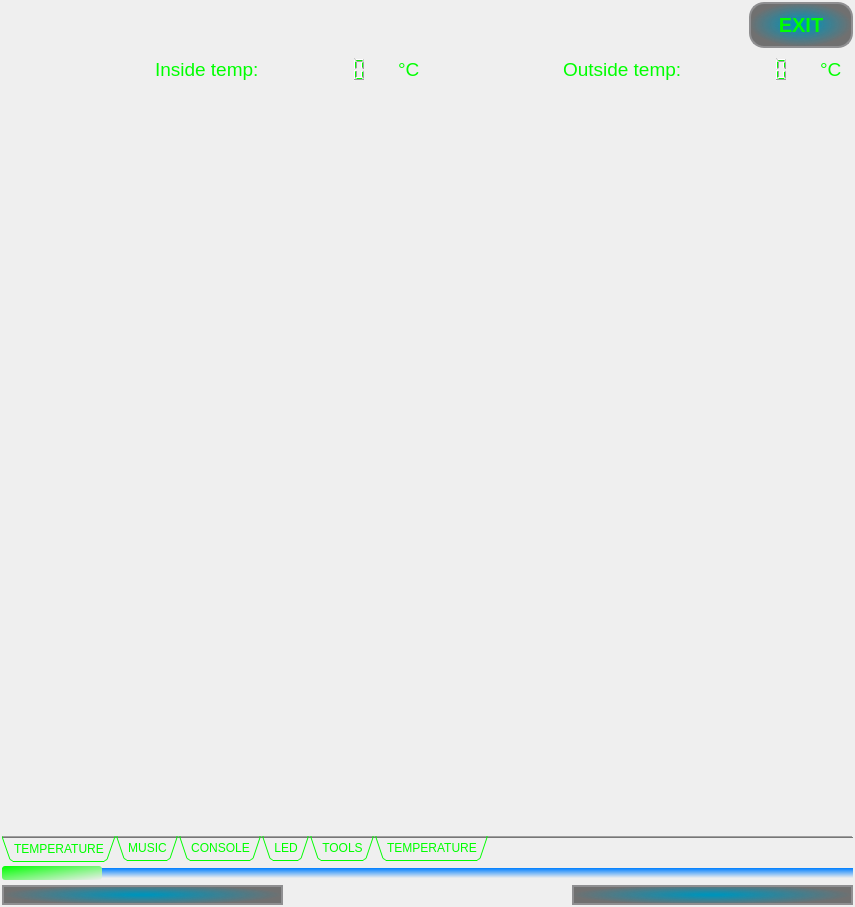
First picture: the form in iDom_Client/idom_client.ui, repository cyniu88/QT_kurs, before the edit.
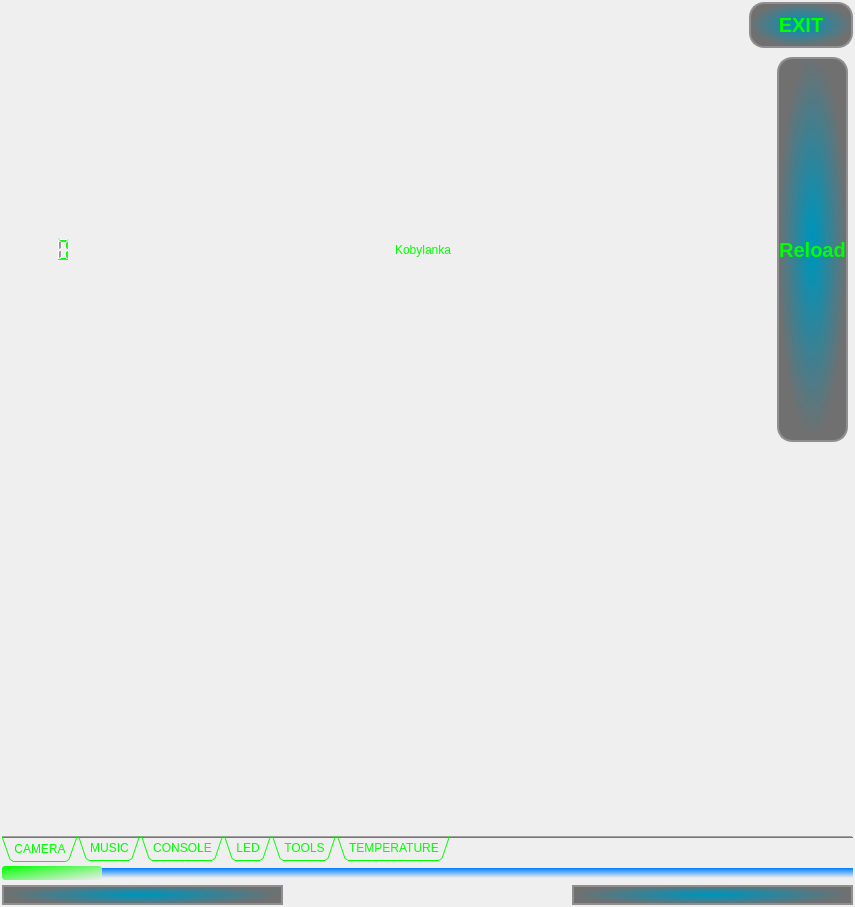
Second picture: the form after the edit. The open tabs and pages were chosen to show the change. Icons and pictures are not drawn.

Patch:
```diff
--- a/iDom_Client/idom_client.ui
+++ b/iDom_Client/idom_client.ui
@@ -122,7 +122,7 @@
         <bool>false</bool>
        </property>
        <attribute name="title">
-        <string>TEMPERATURE</string>
+        <string>CAMERA</string>
        </attribute>
        <layout class="QGridLayout" name="gridLayout_9">
         <item row="0" column="0">
@@ -137,171 +137,103 @@
               <rect>
                <x>0</x>
                <y>0</y>
-               <width>807</width>
-               <height>663</height>
+               <width>815</width>
+               <height>689</height>
               </rect>
              </property>
              <layout class="QVBoxLayout" name="verticalLayout_6">
               <item>
-               <layout class="QGridLayout" name="gridLayout_7" columnstretch="0,0,0,0,0,0,0,0">
+               <layout class="QHBoxLayout" name="horizontalLayout_3">
+                <item>
+                 <widget class="QLCDNumber" name="snap_counter">
+                  <property name="sizePolicy">
+                   <sizepolicy hsizetype="Minimum" vsizetype="Ignored">
+                    <horstretch>0</horstretch>
+                    <verstretch>0</verstretch>
+                   </sizepolicy>
+                  </property>
+                 </widget>
+                </item>
+                <item>
+                 <widget class="QLineEdit" name="lineEdit">
+                  <property name="sizePolicy">
+                   <sizepolicy hsizetype="Expanding" vsizetype="Ignored">
+                    <horstretch>0</horstretch>
+                    <verstretch>0</verstretch>
+                   </sizepolicy>
+                  </property>
+                  <property name="text">
+                   <string>Kobylanka</string>
+                  </property>
+                  <property name="frame">
+                   <bool>false</bool>
+                  </property>
+                  <property name="alignment">
+                   <set>Qt::AlignCenter</set>
+                  </property>
+                 </widget>
+                </item>
+                <item>
+                 <widget class="QPushButton" name="camera_button_reload">
+                  <property name="sizePolicy">
+                   <sizepolicy hsizetype="Minimum" vsizetype="Ignored">
+                    <horstretch>0</horstretch>
+                    <verstretch>0</verstretch>
+                   </sizepolicy>
+                  </property>
+                  <property name="styleSheet">
+                   <string notr="true">QPushButton {background-color: qradialgradient(spread:pad, cx:0.499807, cy:0.489, radius:0.5, fx:0.499, fy:0.488909, stop:0.0795455 rgba(0, 147, 185, 255), stop:1 rgba(30, 30, 30, 155));
+ border: 2px solid #8f8f91;
+border-radius: 15px;
+ font: bold 20px;
+	color: rgb(0, 255, 0);
+}
+QPushButton:pressed {
+border:none;
+}
+ </string>
+                  </property>
+                  <property name="text">
+                   <string>Reload</string>
+                  </property>
+                 </widget>
+                </item>
+               </layout>
+              </item>
+              <item>
+               <layout class="QGridLayout" name="gridLayout_7" columnstretch="0,0">
                 <property name="sizeConstraint">
                  <enum>QLayout::SetFixedSize</enum>
                 </property>
-                <item row="1" column="4" colspan="2">
-                 <widget class="QLineEdit" name="OutsideLine">
-                  <property name="font">
-                   <font>
-                    <pointsize>14</pointsize>
-                   </font>
-                  </property>
-                  <property name="styleSheet">
-                   <string notr="true">color: rgb(0, 255, 0);
-background-color: rgba(0, 0, 0, 0);</string>
-                  </property>
-                  <property name="text">
-                   <string>Outside temp:</string>
-                  </property>
-                  <property name="frame">
-                   <bool>false</bool>
-                  </property>
-                  <property name="alignment">
-                   <set>Qt::AlignRight|Qt::AlignTrailing|Qt::AlignVCenter</set>
-                  </property>
-                 </widget>
-                </item>
                 <item row="1" column="0" colspan="2">
-                 <widget class="QLineEdit" name="InsideLine">
-                  <property name="font">
-                   <font>
-                    <pointsize>14</pointsize>
-                   </font>
-                  </property>
-                  <property name="styleSheet">
-                   <string notr="true">color: rgb(0, 255, 0);
-background-color: rgba(0, 0, 0, 0);</string>
-                  </property>
-                  <property name="text">
-                   <string>Inside temp:</string>
-                  </property>
-                  <property name="frame">
-                   <bool>false</bool>
-                  </property>
-                  <property name="alignment">
-                   <set>Qt::AlignRight|Qt::AlignTrailing|Qt::AlignVCenter</set>
-                  </property>
-                  <property name="readOnly">
-                   <bool>true</bool>
-                  </property>
-                 </widget>
-                </item>
-                <item row="1" column="7">
-                 <widget class="QLineEdit" name="OutsideDEG">
-                  <property name="maximumSize">
-                   <size>
-                    <width>30</width>
-                    <height>16777215</height>
-                   </size>
-                  </property>
-                  <property name="font">
-                   <font>
-                    <pointsize>14</pointsize>
-                   </font>
-                  </property>
-                  <property name="styleSheet">
-                   <string notr="true">color: rgb(0, 255, 0);
-background-color: rgba(0, 0, 0, 0);</string>
-                  </property>
-                  <property name="text">
-                   <string>°C</string>
-                  </property>
-                  <property name="frame">
-                   <bool>false</bool>
-                  </property>
-                 </widget>
-                </item>
-                <item row="2" column="0" colspan="8">
-                 <widget class="QWidget" name="widgetWWW" native="true">
+                 <widget class="QWidget" name="widgetCAMERA" native="true">
                   <property name="sizePolicy">
                    <sizepolicy hsizetype="Ignored" vsizetype="Ignored">
                     <horstretch>0</horstretch>
                     <verstretch>0</verstretch>
                    </sizepolicy>
                   </property>
-                  <layout class="QGridLayout" name="gridLayout_10"/>
-                 </widget>
-                </item>
-                <item row="1" column="3">
-                 <widget class="QLineEdit" name="InsideDEG">
-                  <property name="maximumSize">
-                   <size>
-                    <width>30</width>
-                    <height>16777215</height>
-                   </size>
-                  </property>
-                  <property name="font">
-                   <font>
-                    <pointsize>14</pointsize>
-                   </font>
-                  </property>
-                  <property name="styleSheet">
-                   <string notr="true">color: rgb(0, 255, 0);
-background-color: rgba(0, 0, 0, 0);</string>
-                  </property>
-                  <property name="text">
-                   <string>°C</string>
-                  </property>
-                  <property name="frame">
-                   <bool>false</bool>
-                  </property>
-                  <property name="readOnly">
-                   <bool>true</bool>
-                  </property>
-                 </widget>
-                </item>
-                <item row="1" column="2">
-                 <widget class="QLCDNumber" name="InsideLCD">
-                  <property name="font">
-                   <font>
-                    <pointsize>14</pointsize>
-                   </font>
-                  </property>
-                  <property name="styleSheet">
-                   <string notr="true">color: rgb(0, 255, 0);</string>
-                  </property>
-                  <property name="frameShape">
-                   <enum>QFrame::NoFrame</enum>
-                  </property>
-                  <property name="digitCount">
-                   <number>6</number>
-                  </property>
-                 </widget>
-                </item>
-                <item row="1" column="6">
-                 <widget class="QLCDNumber" name="OutsideLCD">
-                  <property name="font">
-                   <font>
-                    <family>MS PGothic</family>
-                    <pointsize>14</pointsize>
-                   </font>
-                  </property>
-                  <property name="layoutDirection">
-                   <enum>Qt::LeftToRight</enum>
-                  </property>
-                  <property name="styleSheet">
-                   <string notr="true">color: rgb(0, 255, 0);</string>
-                  </property>
-                  <property name="frameShape">
-                   <enum>QFrame::NoFrame</enum>
-                  </property>
-                  <property name="smallDecimalPoint">
-                   <bool>false</bool>
-                  </property>
-                  <property name="digitCount">
-                   <number>6</number>
-                  </property>
-                  <property name="segmentStyle">
-                   <enum>QLCDNumber::Filled</enum>
-                  </property>
+                  <layout class="QGridLayout" name="gridLayout_10">
+                   <item row="0" column="0">
+                    <widget class="QLabel" name="camera_label">
+                     <property name="sizePolicy">
+                      <sizepolicy hsizetype="Preferred" vsizetype="Ignored">
+                       <horstretch>0</horstretch>
+                       <verstretch>0</verstretch>
+                      </sizepolicy>
+                     </property>
+                     <property name="text">
+                      <string/>
+                     </property>
+                     <property name="scaledContents">
+                      <bool>true</bool>
+                     </property>
+                     <property name="alignment">
+                      <set>Qt::AlignCenter</set>
+                     </property>
+                    </widget>
+                   </item>
+                  </layout>
                  </widget>
                 </item>
                </layout>
```
Left out of the diff: 32 changed lines with no effect on the pictures.
